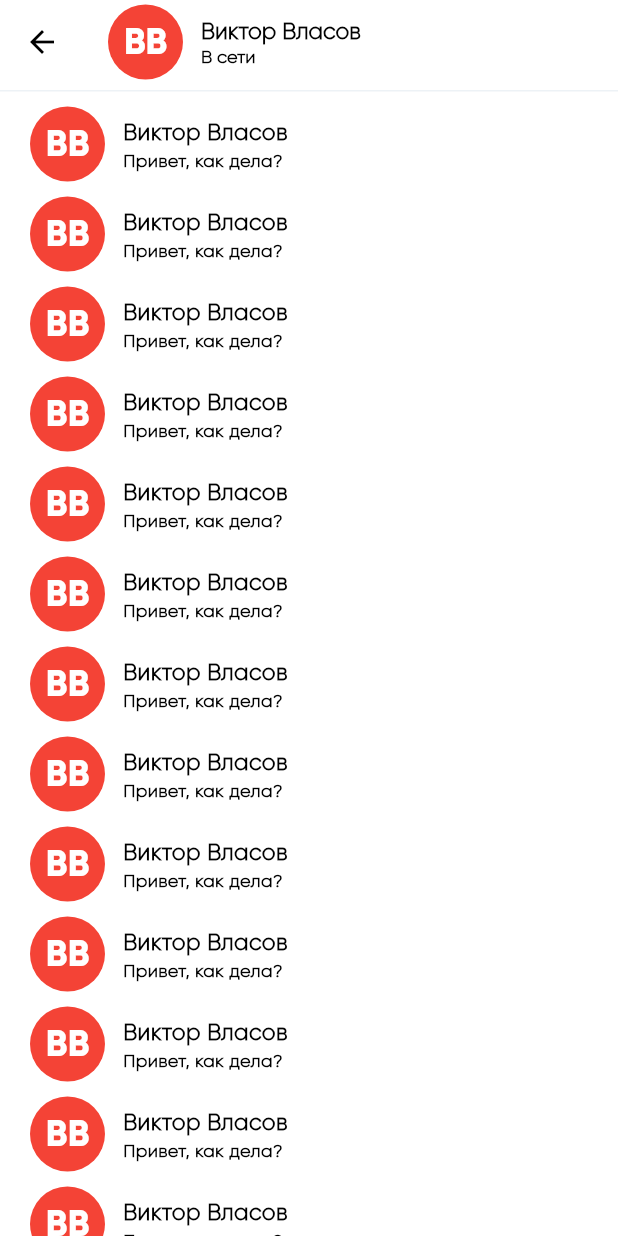
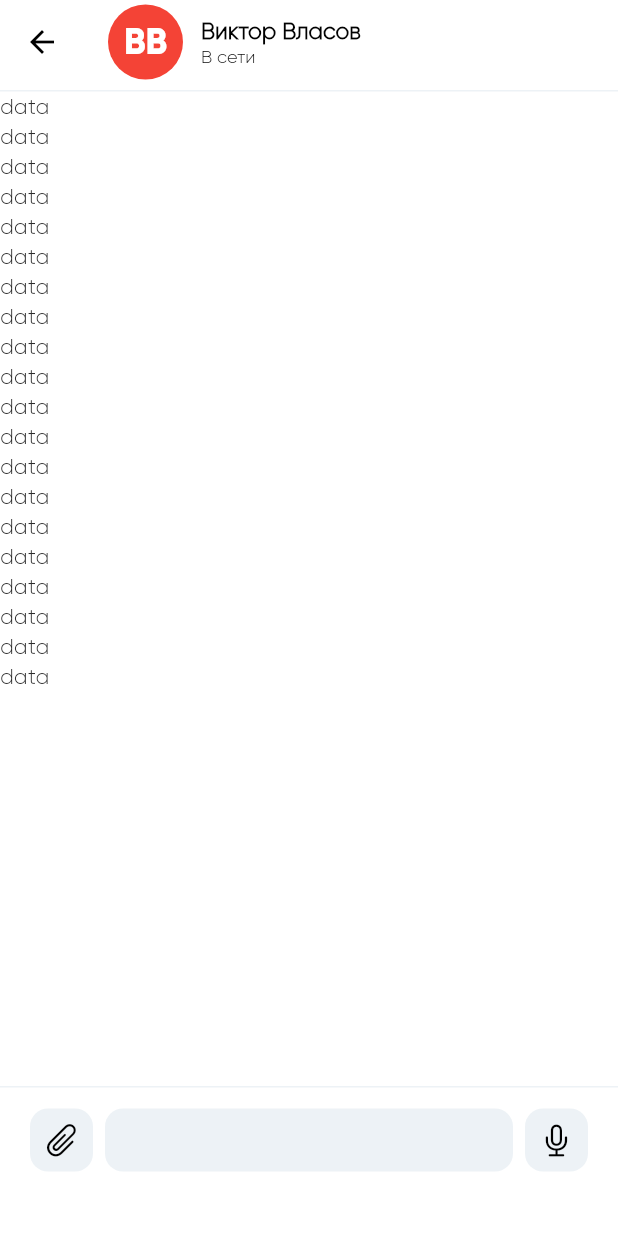
Before and after one commit to burhonjonturdaliyev/chat_demo, a Flutter app: the screen it shows after launch, after a tap on an icon or button, on a phone screen of 412 x 824 dp. Run offline on Flutter 3.47's test engine with Material 3 defaults, Android fonts, the phone set to English and light mode, and no system bars; our stand-ins replace bloc, flutter_bloc, fluttertoast, shared_preferences.

Commit message:
Before the starting chat ui

```diff
--- /dev/null
+++ b/lib/src/data/model/messages/messages_model.dart
@@ -0,0 +1,12 @@
+class MessagesModel {
+  final bool isMe;
+  final DateTime time;
+  final String imagePath;
+  final String message;
+
+  MessagesModel(
+      {required this.isMe,
+      required this.time,
+      required this.imagePath,
+      required this.message});
+}
--- /dev/null
+++ b/lib/src/data/model/users/users_list_model.dart
@@ -0,0 +1,14 @@
+class UsersListModel {
+  final String firstname;
+  final String lastname;
+  final String? lastMessage;
+  final bool? isMe;
+  final DateTime time;
+
+  UsersListModel(
+      {required this.firstname,
+      required this.lastname,
+      required this.lastMessage,
+      required this.isMe,
+      required this.time});
+}
--- a/lib/src/presentation/chat.dart
+++ b/lib/src/presentation/chat.dart
@@ -1,12 +1,18 @@
 import 'package:chat_demo/src/data/const/const_values.dart';
 import 'package:chat_demo/src/util/common/common_appbar.dart';
+import 'package:chat_demo/src/util/common/common_divider.dart';
 import 'package:chat_demo/src/widget/container/search_container.dart';
 import 'package:chat_demo/src/widget/container/user_message_container.dart';
 import 'package:flutter/material.dart';
 
-class Chat extends StatelessWidget {
+class Chat extends StatefulWidget {
   const Chat({super.key});
 
+  @override
+  State<Chat> createState() => _ChatState();
+}
+
+class _ChatState extends State<Chat> {
   @override
   Widget build(BuildContext context) {
     final theme = Theme.of(context);
@@ -16,19 +22,11 @@ class Chat extends StatelessWidget {
       body: Column(
         children: [
           SearchContainer(),
-          Container(
-            height: 1,
-            width: double.infinity,
-            margin: EdgeInsets.only(top: 4),
-            decoration: BoxDecoration(
-              color: theme.colorScheme.secondary,
-            ),
-          ),
+          CommonDivider(),
           Expanded(
               child: ListView.builder(
-            itemCount: 20,
-            itemBuilder: (context, index) => UserMessageContainer(),
-          ))
+                  itemCount: 20,
+                  itemBuilder: (context, index) => UserMessageContainer()))
         ],
       ),
     );
--- a/lib/src/presentation/chat_details.dart
+++ b/lib/src/presentation/chat_details.dart
@@ -1,6 +1,7 @@
-import 'package:chat_demo/src/data/const/const_values.dart';
 import 'package:chat_demo/src/util/common/common_appbar.dart';
-import 'package:chat_demo/src/util/common/common_avatar.dart';
+import 'package:chat_demo/src/util/common/common_divider.dart';
+import 'package:chat_demo/src/util/common/common_users_appbar.dart';
+import 'package:chat_demo/src/widget/container/message_container.dart';
 import 'package:flutter/material.dart';
 
 class ChatDetails extends StatefulWidget {
@@ -26,97 +27,17 @@ class _ChatDetailsState extends State<ChatDetails> {
     return Scaffold(
       backgroundColor: theme.scaffoldBackgroundColor,
       appBar: CommonAppbar.withWidget(
-        titles: Row(
-          children: [
-            CommonAvatar(
-                color: widget.colors,
-                firstName: widget.firstName,
-                lastName: widget.lastName),
-            SizedBox(width: 12),
-            Column(
-              crossAxisAlignment: CrossAxisAlignment.start,
-              children: [
-                Text(
-                  "Виктор Власов",
-                  maxLines: 1,
-                  overflow: TextOverflow.ellipsis,
-                  style: TextStyle(
-                    color: theme.colorScheme.onSurface,
-                    fontSize: 15,
-                    fontFamily: "Gilroy",
-                    fontWeight: FontWeight.bold,
-                  ),
-                ),
-                Text(
-                  ConstValues.online,
-                  style: TextStyle(
-                    color: theme.colorScheme.onSurface,
-                    fontSize: 12,
-                    fontFamily: "Gilroy",
-                    fontWeight: FontWeight.bold,
-                  ),
-                  maxLines: 1,
-                  overflow: TextOverflow.ellipsis,
-                ),
-              ],
-            ),
-          ],
-        ),
-      ),
+          titles: CommonUsersAppbar(
+              firstname: widget.firstName,
+              lastname: widget.lastName,
+              colors: widget.colors)),
+      bottomNavigationBar: MessageContainer(),
       body: Column(
         children: [
-          Container(
-            height: 1,
-            width: double.infinity,
-            margin: EdgeInsets.only(top: 4),
-            decoration: BoxDecoration(
-              color: theme.colorScheme.secondary,
-            ),
-          ),
+          CommonDivider(),
           Expanded(
             child: ListView.builder(
-              itemCount: 20,
-              itemBuilder: (context, index) => Container(
-                margin: EdgeInsets.only(left: 20, right: 20, top: 10),
-                child: Row(
-                  mainAxisAlignment: MainAxisAlignment.start,
-                  children: [
-                    CommonAvatar(
-                        color: widget.colors,
-                        firstName: widget.firstName,
-                        lastName: widget.lastName),
-                    SizedBox(width: 12),
-                    Column(
-                      crossAxisAlignment: CrossAxisAlignment.start,
-                      children: [
-                        Text(
-                          "Виктор Власов",
-                          maxLines: 1,
-                          overflow: TextOverflow.ellipsis,
-                          style: TextStyle(
-                            color: theme.colorScheme.onSurface,
-                            fontSize: 15,
-                            fontFamily: "Gilroy",
-                            fontWeight: FontWeight.bold,
-                          ),
-                        ),
-                        Text(
-                          "Привет, как дела?",
-                          style: TextStyle(
-                            color: theme.colorScheme.onSurface,
-                            fontSize: 12,
-                            fontFamily: "Gilroy",
-                            fontWeight: FontWeight.bold,
-                          ),
-                          maxLines: 1,
-                          overflow: TextOverflow.ellipsis,
-                        ),
-                      ],
-                    ),
-                  ],
-                ),
-              ),
-            ),
+                itemCount: 20, itemBuilder: (context, index) => Text("data")),
           ),
         ],
       ),
--- /dev/null
+++ b/lib/src/util/button/file_attach_button.dart
@@ -0,0 +1,25 @@
+import 'package:flutter/cupertino.dart';
+import 'package:flutter/material.dart';
+
+class FileAttachButton extends StatelessWidget {
+  const FileAttachButton({super.key});
+
+  @override
+  Widget build(BuildContext context) {
+    final theme = Theme.of(context);
+    return Container(
+      height: 42,
+      width: 42,
+      decoration: BoxDecoration(
+          color: theme.colorScheme.secondary,
+          borderRadius: BorderRadius.circular(12)),
+      child: IconButton(
+          onPressed: () {},
+          icon: Icon(
+            CupertinoIcons.paperclip,
+            size: 24,
+            color: theme.colorScheme.onSurface,
+          )),
+    );
+  }
+}
--- /dev/null
+++ b/lib/src/util/button/mic_button.dart
@@ -0,0 +1,25 @@
+import 'package:flutter/cupertino.dart';
+import 'package:flutter/material.dart';
+
+class MicButton extends StatelessWidget {
+  const MicButton({super.key});
+
+  @override
+  Widget build(BuildContext context) {
+    final theme = Theme.of(context);
+    return Container(
+      height: 42,
+      width: 42,
+      decoration: BoxDecoration(
+          color: theme.colorScheme.secondary,
+          borderRadius: BorderRadius.circular(12)),
+      child: IconButton(
+          onPressed: () {},
+          icon: Icon(
+            CupertinoIcons.mic,
+            size: 24,
+            color: theme.colorScheme.onSurface,
+          )),
+    );
+  }
+}
--- /dev/null
+++ b/lib/src/util/common/common_divider.dart
@@ -0,0 +1,18 @@
+import 'package:flutter/material.dart';
+
+class CommonDivider extends StatelessWidget {
+  const CommonDivider({super.key});
+
+  @override
+  Widget build(BuildContext context) {
+    final theme = Theme.of(context);
+    return Container(
+      height: 1,
+      width: double.infinity,
+      margin: EdgeInsets.only(top: 4),
+      decoration: BoxDecoration(
+        color: theme.colorScheme.secondary,
+      ),
+    );
+  }
+}
--- /dev/null
+++ b/lib/src/util/common/common_users_appbar.dart
@@ -0,0 +1,52 @@
+import 'package:chat_demo/src/data/const/const_values.dart';
+import 'package:chat_demo/src/util/common/common_avatar.dart';
+import 'package:flutter/material.dart';
+
+class CommonUsersAppbar extends StatelessWidget {
+  const CommonUsersAppbar(
+      {super.key,
+      required this.firstname,
+      required this.lastname,
+      required this.colors});
+  final String firstname;
+  final String lastname;
+  final Color colors;
+
+  @override
+  Widget build(BuildContext context) {
+    final theme = Theme.of(context);
+    return Row(
+      children: [
+        CommonAvatar(color: colors, firstName: firstname, lastName: lastname),
+        SizedBox(width: 12),
+        Column(
+          crossAxisAlignment: CrossAxisAlignment.start,
+          children: [
+            Text(
+              "$firstname $lastname",
+              maxLines: 1,
+              overflow: TextOverflow.ellipsis,
+              style: TextStyle(
+                color: theme.colorScheme.onSurface,
+                fontSize: 15,
+                fontFamily: "Gilroy",
+                fontWeight: FontWeight.bold,
+              ),
+            ),
+            Text(
+              ConstValues.online,
+              style: TextStyle(
+                color: theme.colorScheme.onSurface,
+                fontSize: 12,
+                fontFamily: "Gilroy",
+                fontWeight: FontWeight.w300,
+              ),
+              maxLines: 1,
+              overflow: TextOverflow.ellipsis,
+            ),
+          ],
+        ),
+      ],
+    );
+  }
+}
--- /dev/null
+++ b/lib/src/widget/container/message_container.dart
@@ -0,0 +1,42 @@
+import 'package:chat_demo/src/util/button/file_attach_button.dart';
+import 'package:chat_demo/src/util/button/mic_button.dart';
+import 'package:chat_demo/src/widget/container/sending_message_container.dart';
+import 'package:flutter/material.dart';
+
+class MessageContainer extends StatelessWidget {
+  const MessageContainer({super.key});
+
+  @override
+  Widget build(BuildContext context) {
+    final theme = Theme.of(context);
+    return Container(
+      height: 100,
+      padding: EdgeInsets.only(
+        top: 14,
+        left: 20,
+        right: 20,
+      ),
+      decoration: BoxDecoration(
+        border: Border(
+          top: BorderSide(
+            color: theme.colorScheme.secondary,
+            width: 1,
+          ),
+        ),
+      ),
+      child: Row(
+        crossAxisAlignment: CrossAxisAlignment.start,
+        children: [
+          FileAttachButton(),
+          Expanded(
+            child: Padding(
+              padding: const EdgeInsets.symmetric(horizontal: 8),
+              child: SendingMessageContainer(),
+            ),
+          ),
+          MicButton()
+        ],
+      ),
+    );
+  }
+}
--- /dev/null
+++ b/lib/src/widget/container/sending_message_container.dart
@@ -0,0 +1,21 @@
+import 'package:flutter/material.dart';
+
+class SendingMessageContainer extends StatelessWidget {
+  const SendingMessageContainer({super.key});
+
+  @override
+  Widget build(BuildContext context) {
+    final theme = Theme.of(context);
+    return Container(
+      height: 42,
+      padding: EdgeInsets.all(12),
+      decoration: BoxDecoration(
+        color: theme.colorScheme.secondary,
+        borderRadius: BorderRadius.circular(12),
+      ),
+      child: Row(
+        children: [],
+      ),
+    );
+  }
+}
--- a/pubspec.yaml
+++ b/pubspec.yaml
@@ -41,6 +41,7 @@ dependencies:
   shared_preferences: ^2.5.2
   meta: ^1.15.0
   fluttertoast: ^8.2.12
+  font_awesome_flutter: ^10.8.0
 
 dev_dependencies:
   flutter_test:
```
Also changed, not shown: pubspec.lock.
